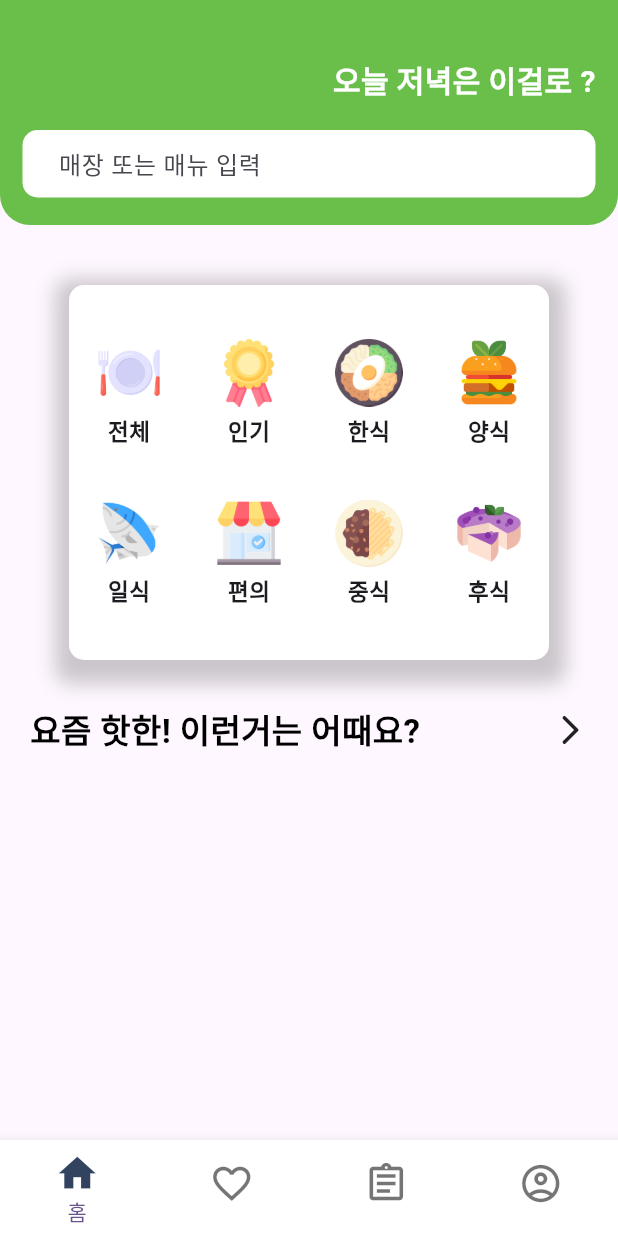
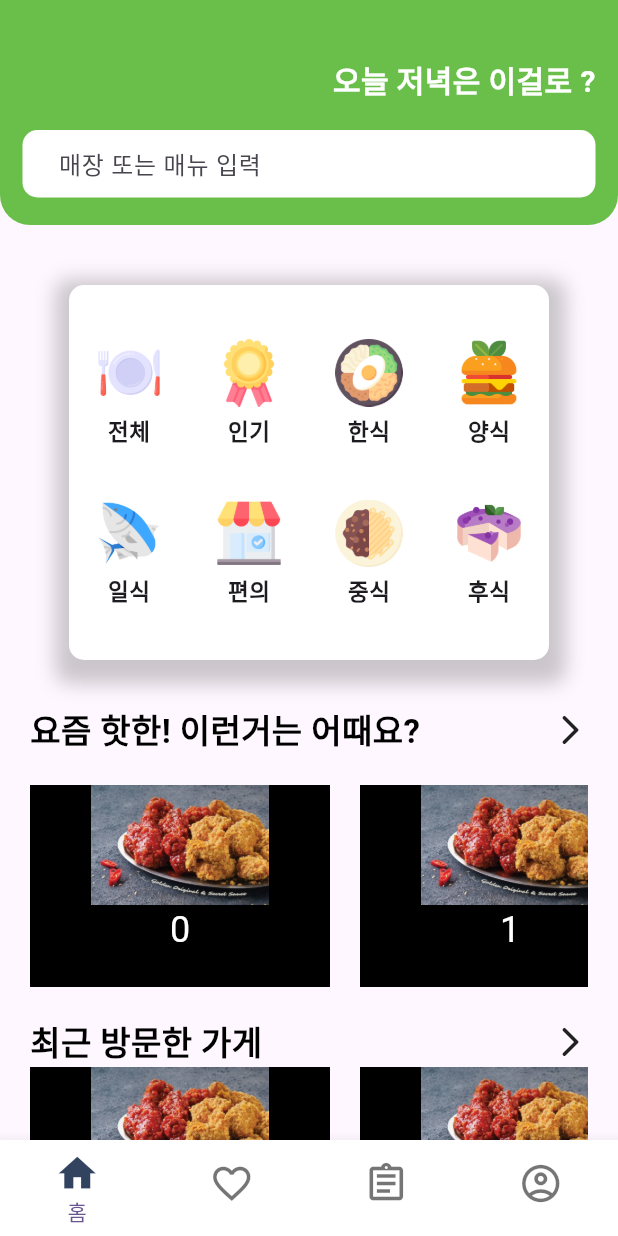
Before and after one commit to markectDemo/markectDemo_APP, a Flutter app: the screen it shows after launch, on a phone screen of 412 x 824 dp. Run offline on Flutter 3.47's test engine with Material 3 defaults, Android fonts, the phone set to English and light mode, and no system bars.

Commit message:
feat: row slide

```diff
--- a/app/lib/main.dart
+++ b/app/lib/main.dart
@@ -29,15 +29,12 @@ class HomePage extends StatelessWidget {
   @override
   Widget build(BuildContext context) {
     return Scaffold(
-      resizeToAvoidBottomInset: false,
-      body: SingleChildScrollView(
-        padding: EdgeInsets.only(
-          bottom: MediaQuery.of(context).viewInsets.bottom,
+      resizeToAvoidBottomInset: true,
+      body:  SingleChildScrollView(
+          child: Column(
+            children: [MainPage()],
+          ),
         ),
-        child: Column(
-          children: [MainPage()],
-        ),
-      ),
       bottomNavigationBar: SampleScreen(),
     );
   }
--- a/app/lib/page/main_page.dart
+++ b/app/lib/page/main_page.dart
@@ -8,13 +8,15 @@ class MainPage extends StatelessWidget {
 
   @override
   Widget build(BuildContext context) {
-    return Column(
+    return SingleChildScrollView(
+          child: Column(
             children: [
               const HeaderWidget(),
               const SizedBox(height: 40),
               const CategoryGridWidget(),
-        SlideCardWidget()
+              SlideCardWidget(),
             ],
+          ),
         );
   }
 }
--- /dev/null
+++ b/app/lib/widgets/list/slide_list.dart
@@ -0,0 +1,39 @@
+import 'package:flutter/material.dart';
+
+class SlideList extends StatelessWidget {
+  @override
+  Widget build(BuildContext context) {
+    return SizedBox(
+      height: 135,
+      child: SingleChildScrollView(
+        scrollDirection: Axis.horizontal,
+        child: Row(
+          children: List.generate(10, (idx) {
+            return Container(
+              width: 200,
+              margin: EdgeInsets.only(right: 20),
+              color: Colors.black,
+              alignment: Alignment.center,
+              child: Column(
+                children: [
+                  SizedBox(
+                    height: 80,
+                    child: Image(
+                      image: AssetImage('assets/image/BBQ.jpg'),
+                      width: 200,
+                      height: 200,
+                    ),
+                  ),
+                  Text(
+                    '$idx',
+                    style: TextStyle(color: Colors.white, fontSize: 24),
+                  ),
+                ],
+              ),
+            );
+          }),
+        ),
+      ),
+    );
+  }
+}
--- a/app/lib/widgets/slide_card_widget.dart
+++ b/app/lib/widgets/slide_card_widget.dart
@@ -1,20 +1,22 @@
+import 'package:app/widgets/list/slide_list.dart';
 import 'package:flutter/material.dart';
 
+// ignore: must_be_immutable
 class SlideCardWidget extends StatelessWidget {
   SlideCardWidget({super.key});
-  String text = '요즘 핫한! 이런거는 어때요?';
+  List<String> text = ['요즘 핫한! 이런거는 어때요?', '최근 방문한 가게'];
 
   @override
   Widget build(BuildContext context) {
-    return Column(
-      children: [
-        Padding(
-          padding: EdgeInsets.symmetric(vertical: 30, horizontal: 20),
-          child: Row(
+    return Padding(
+      padding: EdgeInsets.symmetric(vertical: 30, horizontal: 20),
+      child: Column(
+        children: [
+          Row(
             mainAxisAlignment: MainAxisAlignment.spaceBetween,
             children: [
               Text(
-                text,
+                text[0],
                 style: TextStyle(
                   color: Colors.black,
                   fontSize: 22,
@@ -24,8 +26,28 @@ class SlideCardWidget extends StatelessWidget {
               Icon(Icons.arrow_forward_ios_rounded),
             ],
           ),
-        ),
-      ],
+          SizedBox(height: 20),
+          SlideList(),
+          SizedBox(height: 20),
+          SizedBox(
+            child: Row(
+              mainAxisAlignment: MainAxisAlignment.spaceBetween,
+              children: [
+                Text(
+                  text[1],
+                  style: TextStyle(
+                    color: Colors.black,
+                    fontSize: 22,
+                    fontWeight: FontWeight.bold,
+                  ),
+                ),
+                Icon(Icons.arrow_forward_ios_rounded)
+              ],
+            ),
+          ),
+          SlideList()
+        ],
+      ),
     );
   }
 }
--- a/app/pubspec.yaml
+++ b/app/pubspec.yaml
@@ -65,6 +65,10 @@ flutter:
     - assets/image/korea.png
     - assets/image/nice.png
     - assets/image/star.png
+    - assets/image/BBQ.jpg
+    - assets/image/BHC.jpg
+    - assets/image/KFC.png
+    - assets/image/KYCHON.png
     # - images/a_dot_burr.jpeg
   #   - images/a_dot_ham.jpeg
 
```
Also changed, not shown: app/assets/image/BBQ.jpg (added), app/assets/image/BHC.jpg (added), app/assets/image/KFC.png (added), app/assets/image/KYCHON.png (added), app/lib/widgets/list/image_list.dart (added). Lines whose indentation alone changed are shown as unchanged.
